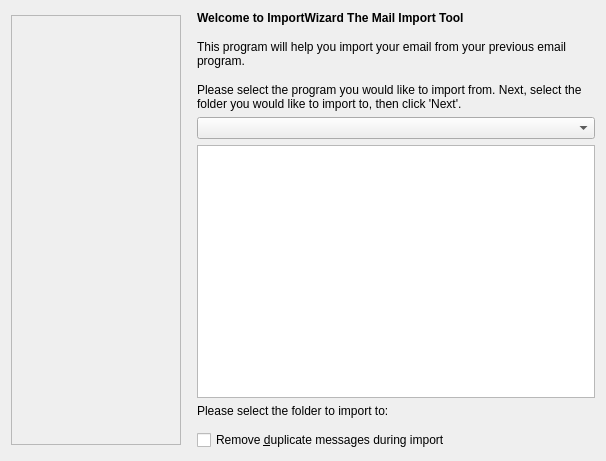
The window that importwizard/ui/manual/manualselectfilterpage.ui (KDE/kdepim) describes before a commit, drawn with Qt 5.
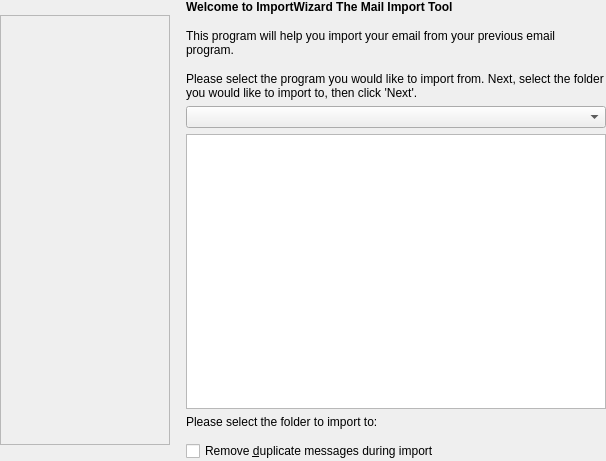
The same window after the commit. Custom widgets are drawn as their Qt base class.

Commit message: Remove duplicate margin

```diff
--- a/importwizard/ui/manual/manualselectfilterpage.ui
+++ b/importwizard/ui/manual/manualselectfilterpage.ui
@@ -11,6 +11,18 @@
    </rect>
   </property>
   <layout class="QHBoxLayout">
+   <property name="leftMargin">
+    <number>0</number>
+   </property>
+   <property name="topMargin">
+    <number>0</number>
+   </property>
+   <property name="rightMargin">
+    <number>0</number>
+   </property>
+   <property name="bottomMargin">
+    <number>0</number>
+   </property>
    <item>
     <widget class="QLabel" name="mIntroSidebar">
      <property name="sizePolicy">
@@ -134,17 +146,17 @@
   </layout>
  </widget>
  <customwidgets>
+  <customwidget>
+   <class>KComboBox</class>
+   <extends>QComboBox</extends>
+   <header>kcombobox.h</header>
+  </customwidget>
   <customwidget>
    <class>MailCommon::FolderRequester</class>
    <extends>QWidget</extends>
    <header location="global">MailCommon/FolderRequester</header>
    <container>1</container>
   </customwidget>
-  <customwidget>
-   <class>KComboBox</class>
-   <extends>QComboBox</extends>
-   <header>kcombobox.h</header>
-  </customwidget>
  </customwidgets>
  <resources/>
  <connections/>
```
Left out of the diff: 11 changed lines with no effect on the pictures. The commit also changes 9 other files.
